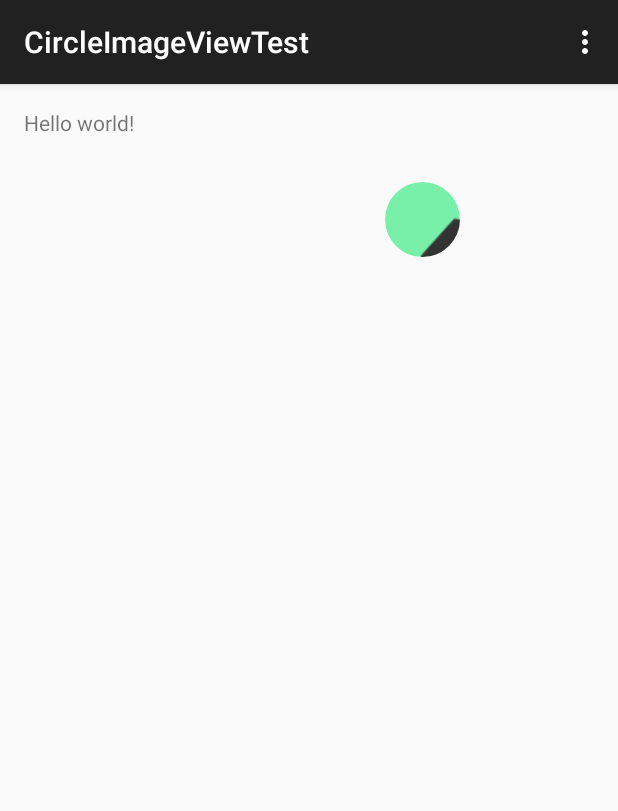
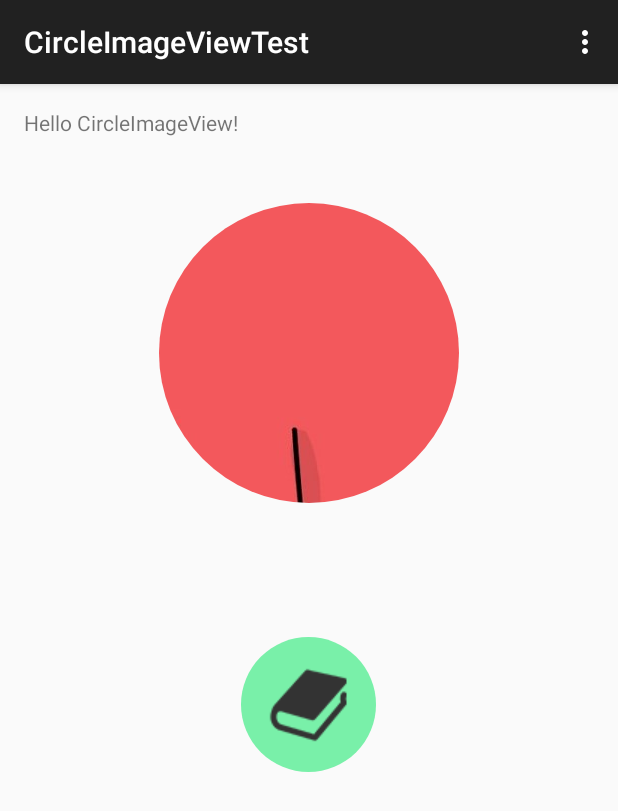
Before and after one commit to SpongeBobSun/CircleImageView, an Android app: the screen it shows after launch (MainActivity), on a phone screen of 412 x 824 dp. Shown: the top 811 px of the screen. Run offline under Robolectric (Android 15) with nearby library versions, the phone set to English and light mode, and no system bars; our stand-ins replace CircleImageView.

Commit message:
Bug fix & update DPL.

```diff
--- a/app/src/main/java/sun/bob/circleimageviewtest/MainActivity.java
+++ b/app/src/main/java/sun/bob/circleimageviewtest/MainActivity.java
@@ -18,11 +18,8 @@ public class MainActivity extends AppCompatActivity {
     protected void onCreate(Bundle savedInstanceState) {
         super.onCreate(savedInstanceState);
         setContentView(R.layout.activity_main);
-//        ((CircleView) findViewById(R.id.id_circleview)).setImageBitmap(BitmapFactory.decodeResource(getResources(),R.drawable.test));
-//        DummyPicLoader.getInstance(this).loadImageFromUri("android.resource://sun.bob.circleimageviewtest/"+R.drawable.test,
-//                (ImageView)findViewById(R.id.id_circleview));
-//        DummyPicLoader.getInstance(this).loadImageFromUrl("http://www.themoviethemesong.com/wp-content/uploads/2014/05/Futurama-1.png"
-//                                        ,(ImageView)findViewById(R.id.id_circleview));
+        CircleView view = (CircleView) findViewById(R.id.id_circleimageview);
+        DummyPicLoader.getInstance(this).loadImageFromUri("android.resource://sun.bob.circleimageviewtest/" + R.drawable.zoidberg, view);
     }
 
     @Override
--- a/app/src/main/res/layout/activity_main.xml
+++ b/app/src/main/res/layout/activity_main.xml
@@ -5,18 +5,24 @@
     android:paddingTop="@dimen/activity_vertical_margin"
     android:paddingBottom="@dimen/activity_vertical_margin" tools:context=".MainActivity">
 
-    <TextView android:text="@string/hello_world" android:layout_width="wrap_content"
+    <TextView android:text="Hello CircleImageView!" android:layout_width="wrap_content"
         android:layout_height="wrap_content"
         android:id="@+id/textView" />
     <sun.bob.circleimageview.CircleView
-        android:layout_width="50dp"
-        android:layout_height="50dp"
+        android:layout_width="90dp"
+        android:layout_height="90dp"
         android:src="@drawable/test"
         android:id="@+id/id_circleview"
+        android:layout_below="@+id/id_circleimageview"
+        android:layout_centerHorizontal="true"
+        android:layout_marginTop="89dp" />
+
+    <sun.bob.circleimageview.CircleView
+        android:layout_width="200dp"
+        android:layout_height="200dp"
+        android:id="@+id/id_circleimageview"
         android:layout_below="@+id/textView"
-        android:layout_alignParentRight="true"
-        android:layout_alignParentEnd="true"
-        android:layout_marginRight="89dp"
-        android:layout_marginEnd="89dp"
-        android:layout_marginTop="30dp" />
+        android:layout_centerHorizontal="true"
+        android:layout_marginTop="44dp"
+        android:scaleType="centerCrop"/>
 </RelativeLayout>
--- a/build.gradle
+++ b/build.gradle
@@ -5,7 +5,7 @@ buildscript {
         jcenter()
     }
     dependencies {
-        classpath 'com.android.tools.build:gradle:1.2.2'
+        classpath 'com.android.tools.build:gradle:1.3.0'
 
         // NOTE: Do not place your application dependencies here; they belong
         // in the individual module build.gradle files
--- a/circleimageview/src/main/java/sun/bob/circleimageview/CircleView.java
+++ b/circleimageview/src/main/java/sun/bob/circleimageview/CircleView.java
@@ -42,11 +42,18 @@ public class CircleView extends ImageView {
     @Override
     public void setImageBitmap(Bitmap bmp){
         this.defaultImgId = -1;
-        super.setImageBitmap(bmp);
+        //Crop the Bitmap
+        Bitmap tmp = Bitmap.createBitmap(bmp,
+                (bmp.getWidth() - width) / 2,
+                (bmp.getHeight() - height) / 2,
+                width,
+                height);
+        bmp.recycle();
+        super.setImageBitmap(tmp);
         shader = new BitmapShader(((BitmapDrawable) getDrawable()).getBitmap(), Shader.TileMode.CLAMP, Shader.TileMode.CLAMP);
 
         drawable.getPaint().setShader(shader);
-        drawable.setBounds(0,0,width, height);
+        drawable.setBounds(0, 0, width, height);
     }
 
     @Override
--- a/dummypicloader/src/main/java/dpl/bobsun/dummypicloader/DPLTask.java
+++ b/dummypicloader/src/main/java/dpl/bobsun/dummypicloader/DPLTask.java
@@ -47,8 +47,10 @@ public class DPLTask extends AsyncTask<String, Integer, Bitmap> {
     String cacheKey;
     private Context context;
     private boolean resized;
+    private boolean cropped = false;
     private int defaultImgResId = 0;
     private boolean somethingWrong;
+    private int imageViewWidth = 0, imageViewHeight = 0;
 
     public DPLTask(ImageView imageView,int type){
         imageViewWeakReference = new WeakReference(imageView);
@@ -74,12 +76,14 @@ public class DPLTask extends AsyncTask<String, Integer, Bitmap> {
             cacheKey = cacheKey + options.outWidth + options.outHeight;
         }
 
+        BitmapFactory.Options fakeOption = null;
+
         InputStream inputStream = null;
 
         if (this.type == TASK_TYPE_FILE) {
 
             if (resized){
-                BitmapFactory.Options fakeOption = new BitmapFactory.Options();
+                fakeOption = new BitmapFactory.Options();
                 fakeOption.inJustDecodeBounds = true;
                 BitmapFactory.decodeFile(strings[0],fakeOption);
                 options.inScaled = true;
@@ -95,7 +99,6 @@ public class DPLTask extends AsyncTask<String, Integer, Bitmap> {
                 inputStream = new FileInputStream(strings[0]);
                 ((FileInputStream)inputStream).getFD();
             } catch (FileNotFoundException e) {
-//                e.printStackTrace();
                 somethingWrong = true;
                 if (defaultImgResId == 0) {
                     return Bitmap.createBitmap(options.outWidth == 0 ? 300: options.outWidth,
@@ -104,7 +107,6 @@ public class DPLTask extends AsyncTask<String, Integer, Bitmap> {
                     return null;
                 }
             } catch (IOException e) {
-//                e.printStackTrace();
                 somethingWrong = true;
                 if (defaultImgResId == 0) {
                     return Bitmap.createBitmap(options.outWidth == 0 ? 300: options.outWidth,
@@ -125,7 +127,7 @@ public class DPLTask extends AsyncTask<String, Integer, Bitmap> {
                 options.inPreferredConfig = Bitmap.Config.RGB_565;
 
                 if (resized) {
-                    BitmapFactory.Options fakeOption = new BitmapFactory.Options();
+                    fakeOption = new BitmapFactory.Options();
 //                    fakeOption.inJustDecodeBounds = true;
                     DPLDiskCache.getStaticInstance().put(cacheKey,
                             BitmapFactory.decodeStream(urlConnection.getInputStream(), new Rect(), fakeOption)
@@ -163,7 +165,7 @@ public class DPLTask extends AsyncTask<String, Integer, Bitmap> {
             try{
                 inputStream = contentResolver.openInputStream(bmpUri);
                 if (resized) {
-                    BitmapFactory.Options fakeOption = new BitmapFactory.Options();
+                    fakeOption = new BitmapFactory.Options();
                     fakeOption.inJustDecodeBounds = true;
                     BitmapFactory.decodeStream(inputStream,new Rect(),fakeOption);
                     options.inScaled = true;
@@ -184,8 +186,9 @@ public class DPLTask extends AsyncTask<String, Integer, Bitmap> {
                 }
             }
         }
-
-        return BitmapFactory.decodeStream(inputStream,new Rect(0,0,options.outWidth,options.outHeight),options);
+        //Todo
+        //Crops processing after the bitmap is created.
+        return BitmapFactory.decodeStream(inputStream,new Rect(0, 0, options.outWidth, options.outHeight),options);
     }
 
     @Override
@@ -204,6 +207,16 @@ public class DPLTask extends AsyncTask<String, Integer, Bitmap> {
                 getBitmapWorkerTask(imageView);
         if (this == dplTask && imageView != null/* &&
                 ((defaultImgResId !=0 && !somethingWrong) || (defaultImgResId == 0 && somethingWrong))*/) {
+
+            if (cropped){
+                Bitmap tmp = Bitmap.createBitmap(result,
+                                                (result.getWidth() - imageViewWidth) / 2,
+                                                (result.getHeight() - imageViewHeight) / 2,
+                                                imageViewWidth,
+                                                imageViewHeight);
+                result.recycle();
+                result = tmp;
+            }
             imageView.setImageBitmap(result);
             if (defaultImgResId ==0 && somethingWrong)
                 return;
@@ -225,9 +238,13 @@ public class DPLTask extends AsyncTask<String, Integer, Bitmap> {
         return null;
     }
 
-    public void setOptions(BitmapFactory.Options options, boolean resized){
+    public void setOptions(BitmapFactory.Options options, boolean resized, boolean cropped){
+
         this.options = options;
         this.resized = resized;
+        this.cropped = cropped;
+        this.imageViewWidth = options.outWidth;
+        this.imageViewHeight = options.outHeight;
     }
 
     public void setDefaultImgResId(int id){
```
Also changed, not shown: dummypicloader/src/main/java/dpl/bobsun/dummypicloader/DummyPicLoader.java (+11 -3 lines), dummypicloader/src/main/java/dpl/bobsun/dummypicloader/activities/ImageChooseActivity.java (added, +94 -0 lines), dummypicloader/src/main/java/dpl/bobsun/dummypicloader/activities/ImagePreviewActivity.java (added, +33 -0 lines), dummypicloader/src/main/java/dpl/bobsun/dummypicloader/adapters/ImageAdapter.java (added, +84 -0 lines), dummypicloader/src/main/java/dpl/bobsun/dummypicloader/adapters/ImageViewPagerAdapter.java (added, +58 -0 lines), dummypicloader/src/main/java/dpl/bobsun/dummypicloader/utils/DisplayUtil.java (added, +37 -0 lines), dummypicloader/src/main/java/dpl/bobsun/dummypicloader/utils/ImageProvider.java (added, +30 -0 lines), dummypicloader/src/main/res/layout/actionbar_imagechoose.xml (added, +22 -0 lines), dummypicloader/src/main/res/layout/activity_imagechoose.xml (added, +9 -0 lines), dummypicloader/src/main/res/layout/activity_imagepreviewactivity.xml (added, +9 -0 lines), dummypicloader/src/main/res/layout/layout_image_cell.xml (added, +17 -0 lines), app/src/main/res/drawable/zoidberg.jpg (added), 5 other files.
